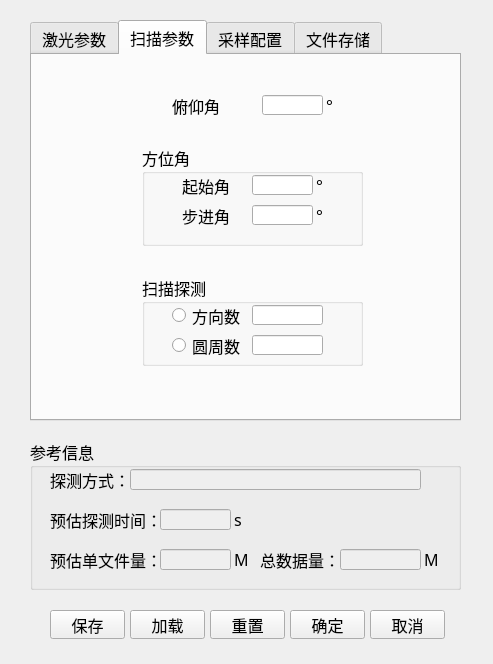
Qt form paradialog.ui (GitYuanZi/Coherent_wind) before a commit.
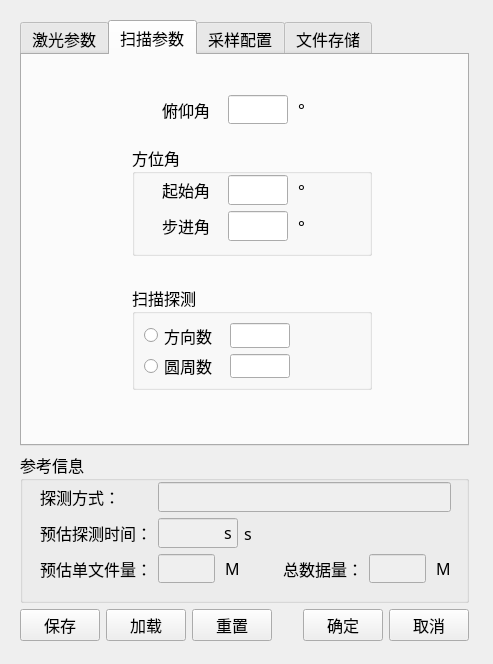
The same form after that commit. The open tabs and pages were chosen to show the change. Icons and pictures are not drawn.

Commit message: 在参数设置对话框，添加了一些弹簧。对齐了一些控件

Diff of the .ui file:
```diff
--- a/paradialog.ui
+++ b/paradialog.ui
@@ -41,14 +41,29 @@
   <property name="modal">
    <bool>false</bool>
   </property>
+  <widget class="QWidget" name="layoutWidget">
+   <property name="geometry">
+    <rect>
+     <x>20</x>
+     <y>20</y>
+     <width>449</width>
+     <height>621</height>
+    </rect>
+   </property>
+   <layout class="QVBoxLayout" name="verticalLayout">
+    <property name="leftMargin">
+     <number>0</number>
+    </property>
+    <property name="rightMargin">
+     <number>0</number>
+    </property>
+    <item>
   <widget class="QTabWidget" name="tabWidget">
-   <property name="geometry">
-    <rect>
-     <x>30</x>
-     <y>20</y>
-     <width>431</width>
+      <property name="minimumSize">
+       <size>
+        <width>0</width>
      <height>401</height>
-    </rect>
+       </size>
    </property>
    <property name="font">
     <font>
@@ -215,188 +230,445 @@
     <attribute name="title">
      <string>扫描参数</string>
     </attribute>
-    <widget class="QLabel" name="label_6">
-     <property name="geometry">
-      <rect>
-       <x>140</x>
-       <y>40</y>
-       <width>51</width>
-       <height>21</height>
-      </rect>
-     </property>
-     <property name="text">
-      <string>俯仰角</string>
-     </property>
-    </widget>
-    <widget class="QLineEdit" name="lineEdit_elevationAngle">
-     <property name="geometry">
-      <rect>
-       <x>230</x>
-       <y>40</y>
-       <width>61</width>
-       <height>20</height>
-      </rect>
-     </property>
-    </widget>
-    <widget class="QLabel" name="label_21">
-     <property name="geometry">
-      <rect>
-       <x>290</x>
-       <y>40</y>
-       <width>21</width>
-       <height>21</height>
-      </rect>
-     </property>
-     <property name="text">
-      <string> °</string>
-     </property>
-    </widget>
     <widget class="QGroupBox" name="groupBox">
      <property name="geometry">
       <rect>
        <x>110</x>
        <y>90</y>
-       <width>221</width>
-       <height>101</height>
-      </rect>
-     </property>
+          <width>240</width>
+          <height>111</height>
+         </rect>
+        </property>
+        <property name="sizePolicy">
+         <sizepolicy hsizetype="Minimum" vsizetype="Preferred">
+          <horstretch>0</horstretch>
+          <verstretch>0</verstretch>
+         </sizepolicy>
+        </property>
+        <property name="minimumSize">
+         <size>
+          <width>240</width>
+          <height>0</height>
+         </size>
+        </property>
      <property name="title">
       <string>方位角</string>
      </property>
+        <widget class="QWidget" name="layoutWidget">
+         <property name="geometry">
+          <rect>
+           <x>30</x>
+           <y>30</y>
+           <width>201</width>
+           <height>66</height>
+          </rect>
+         </property>
+         <layout class="QVBoxLayout" name="verticalLayout_3">
+          <item>
+           <layout class="QHBoxLayout" name="horizontalLayout_6">
+            <item>
+             <widget class="QLabel" name="label_20">
+              <property name="sizePolicy">
+               <sizepolicy hsizetype="Maximum" vsizetype="Preferred">
+                <horstretch>0</horstretch>
+                <verstretch>0</verstretch>
+               </sizepolicy>
+              </property>
+              <property name="minimumSize">
+               <size>
+                <width>60</width>
+                <height>0</height>
+               </size>
+              </property>
+              <property name="maximumSize">
+               <size>
+                <width>80</width>
+                <height>16777215</height>
+               </size>
+              </property>
+              <property name="text">
+               <string>起始角</string>
+              </property>
+             </widget>
+            </item>
+            <item>
+             <widget class="QLineEdit" name="lineEdit_start_azAngle">
+              <property name="sizePolicy">
+               <sizepolicy hsizetype="Maximum" vsizetype="Fixed">
+                <horstretch>0</horstretch>
+                <verstretch>0</verstretch>
+               </sizepolicy>
+              </property>
+              <property name="minimumSize">
+               <size>
+                <width>40</width>
+                <height>0</height>
+               </size>
+              </property>
+              <property name="maximumSize">
+               <size>
+                <width>60</width>
+                <height>16777215</height>
+               </size>
+              </property>
+             </widget>
+            </item>
+            <item>
+             <widget class="QLabel" name="label_34">
+              <property name="sizePolicy">
+               <sizepolicy hsizetype="Maximum" vsizetype="Preferred">
+                <horstretch>0</horstretch>
+                <verstretch>0</verstretch>
+               </sizepolicy>
+              </property>
+              <property name="maximumSize">
+               <size>
+                <width>15</width>
+                <height>16777215</height>
+               </size>
+              </property>
+              <property name="text">
+               <string> °</string>
+              </property>
+             </widget>
+            </item>
+            <item>
+             <spacer name="horizontalSpacer_4">
+              <property name="orientation">
+               <enum>Qt::Horizontal</enum>
+              </property>
+              <property name="sizeHint" stdset="0">
+               <size>
+                <width>40</width>
+                <height>20</height>
+               </size>
+              </property>
+             </spacer>
+            </item>
+           </layout>
+          </item>
+          <item>
+           <layout class="QHBoxLayout" name="horizontalLayout_7">
+            <item>
      <widget class="QLabel" name="label_33">
-      <property name="geometry">
-       <rect>
-        <x>40</x>
-        <y>60</y>
-        <width>51</width>
-        <height>21</height>
-       </rect>
+              <property name="sizePolicy">
+               <sizepolicy hsizetype="Maximum" vsizetype="Preferred">
+                <horstretch>0</horstretch>
+                <verstretch>0</verstretch>
+               </sizepolicy>
+              </property>
+              <property name="minimumSize">
+               <size>
+                <width>60</width>
+                <height>0</height>
+               </size>
+              </property>
+              <property name="maximumSize">
+               <size>
+                <width>80</width>
+                <height>16777215</height>
+               </size>
       </property>
       <property name="text">
        <string>步进角</string>
       </property>
      </widget>
-     <widget class="QLabel" name="label_34">
-      <property name="geometry">
-       <rect>
-        <x>170</x>
-        <y>30</y>
-        <width>21</width>
-        <height>21</height>
-       </rect>
-      </property>
-      <property name="text">
-       <string> °</string>
-      </property>
-     </widget>
+            </item>
+            <item>
      <widget class="QLineEdit" name="lineEdit_step_azAngle">
-      <property name="geometry">
-       <rect>
-        <x>110</x>
-        <y>60</y>
-        <width>61</width>
-        <height>20</height>
-       </rect>
-      </property>
-     </widget>
-     <widget class="QLabel" name="label_20">
-      <property name="geometry">
-       <rect>
-        <x>40</x>
-        <y>30</y>
-        <width>51</width>
-        <height>21</height>
-       </rect>
-      </property>
-      <property name="text">
-       <string>起始角</string>
-      </property>
-     </widget>
+              <property name="sizePolicy">
+               <sizepolicy hsizetype="Maximum" vsizetype="Fixed">
+                <horstretch>0</horstretch>
+                <verstretch>0</verstretch>
+               </sizepolicy>
+              </property>
+              <property name="minimumSize">
+               <size>
+                <width>40</width>
+                <height>0</height>
+               </size>
+              </property>
+              <property name="maximumSize">
+               <size>
+                <width>60</width>
+                <height>16777215</height>
+               </size>
+              </property>
+             </widget>
+            </item>
+            <item>
      <widget class="QLabel" name="label_26">
-      <property name="geometry">
-       <rect>
-        <x>170</x>
-        <y>60</y>
-        <width>21</width>
-        <height>21</height>
-       </rect>
+              <property name="sizePolicy">
+               <sizepolicy hsizetype="Maximum" vsizetype="Preferred">
+                <horstretch>0</horstretch>
+                <verstretch>0</verstretch>
+               </sizepolicy>
+              </property>
+              <property name="maximumSize">
+               <size>
+                <width>15</width>
+                <height>16777215</height>
+               </size>
       </property>
       <property name="text">
        <string> °</string>
       </property>
      </widget>
-     <widget class="QLineEdit" name="lineEdit_start_azAngle">
-      <property name="geometry">
-       <rect>
-        <x>110</x>
-        <y>30</y>
-        <width>61</width>
+            </item>
+            <item>
+             <spacer name="horizontalSpacer_5">
+              <property name="orientation">
+               <enum>Qt::Horizontal</enum>
+              </property>
+              <property name="sizeHint" stdset="0">
+               <size>
+                <width>40</width>
         <height>20</height>
-       </rect>
-      </property>
+               </size>
+              </property>
+             </spacer>
+            </item>
+           </layout>
+          </item>
+         </layout>
      </widget>
     </widget>
     <widget class="QGroupBox" name="groupBox_2">
      <property name="geometry">
       <rect>
        <x>110</x>
-       <y>220</y>
-       <width>221</width>
-       <height>91</height>
-      </rect>
-     </property>
+          <y>230</y>
+          <width>240</width>
+          <height>105</height>
+         </rect>
+        </property>
+        <property name="sizePolicy">
+         <sizepolicy hsizetype="Minimum" vsizetype="Preferred">
+          <horstretch>0</horstretch>
+          <verstretch>0</verstretch>
+         </sizepolicy>
+        </property>
+        <property name="minimumSize">
+         <size>
+          <width>240</width>
+          <height>0</height>
+         </size>
+        </property>
      <property name="title">
       <string>扫描探测</string>
      </property>
-     <widget class="QLineEdit" name="lineEdit_circleNum">
-      <property name="enabled">
-       <bool>true</bool>
-      </property>
-      <property name="geometry">
-       <rect>
-        <x>110</x>
-        <y>60</y>
-        <width>71</width>
-        <height>20</height>
-       </rect>
-      </property>
-     </widget>
-     <widget class="QLineEdit" name="lineEdit_angleNum">
-      <property name="geometry">
-       <rect>
-        <x>110</x>
-        <y>30</y>
-        <width>71</width>
-        <height>20</height>
-       </rect>
-      </property>
-     </widget>
+        <layout class="QVBoxLayout" name="verticalLayout_4">
+         <item>
+          <layout class="QHBoxLayout" name="horizontalLayout_8">
+           <item>
      <widget class="QRadioButton" name="radioButton_anglekey">
-      <property name="geometry">
-       <rect>
-        <x>30</x>
-        <y>30</y>
-        <width>71</width>
-        <height>21</height>
-       </rect>
+             <property name="sizePolicy">
+              <sizepolicy hsizetype="Maximum" vsizetype="Fixed">
+               <horstretch>0</horstretch>
+               <verstretch>0</verstretch>
+              </sizepolicy>
+             </property>
+             <property name="minimumSize">
+              <size>
+               <width>80</width>
+               <height>0</height>
+              </size>
+             </property>
+             <property name="maximumSize">
+              <size>
+               <width>90</width>
+               <height>16777215</height>
+              </size>
       </property>
       <property name="text">
        <string>方向数</string>
       </property>
      </widget>
+           </item>
+           <item>
+            <widget class="QLineEdit" name="lineEdit_angleNum">
+             <property name="sizePolicy">
+              <sizepolicy hsizetype="Maximum" vsizetype="Fixed">
+               <horstretch>0</horstretch>
+               <verstretch>0</verstretch>
+              </sizepolicy>
+             </property>
+             <property name="maximumSize">
+              <size>
+               <width>60</width>
+               <height>16777215</height>
+              </size>
+             </property>
+            </widget>
+           </item>
+           <item>
+            <spacer name="horizontalSpacer_8">
+             <property name="orientation">
+              <enum>Qt::Horizontal</enum>
+             </property>
+             <property name="sizeHint" stdset="0">
+              <size>
+               <width>40</width>
+               <height>20</height>
+              </size>
+             </property>
+            </spacer>
+           </item>
+          </layout>
+         </item>
+         <item>
+          <layout class="QHBoxLayout" name="horizontalLayout_9">
+           <item>
      <widget class="QRadioButton" name="radioButton_circlekey">
-      <property name="geometry">
-       <rect>
-        <x>30</x>
-        <y>60</y>
-        <width>71</width>
-        <height>21</height>
-       </rect>
+             <property name="sizePolicy">
+              <sizepolicy hsizetype="Maximum" vsizetype="Fixed">
+               <horstretch>0</horstretch>
+               <verstretch>0</verstretch>
+              </sizepolicy>
+             </property>
+             <property name="minimumSize">
+              <size>
+               <width>80</width>
+               <height>0</height>
+              </size>
+             </property>
+             <property name="maximumSize">
+              <size>
+               <width>90</width>
+               <height>16777215</height>
+              </size>
       </property>
       <property name="text">
        <string>圆周数</string>
       </property>
      </widget>
+           </item>
+           <item>
+            <widget class="QLineEdit" name="lineEdit_circleNum">
+             <property name="enabled">
+              <bool>true</bool>
+             </property>
+             <property name="sizePolicy">
+              <sizepolicy hsizetype="Maximum" vsizetype="Fixed">
+               <horstretch>0</horstretch>
+               <verstretch>0</verstretch>
+              </sizepolicy>
+             </property>
+             <property name="maximumSize">
+              <size>
+               <width>60</width>
+               <height>16777215</height>
+              </size>
+             </property>
+            </widget>
+           </item>
+           <item>
+            <spacer name="horizontalSpacer_9">
+             <property name="orientation">
+              <enum>Qt::Horizontal</enum>
+             </property>
+             <property name="sizeHint" stdset="0">
+              <size>
+               <width>40</width>
+               <height>20</height>
+              </size>
+             </property>
+            </spacer>
+           </item>
+          </layout>
+         </item>
+        </layout>
+       </widget>
+       <widget class="QWidget" name="layoutWidget">
+        <property name="geometry">
+         <rect>
+          <x>140</x>
+          <y>40</y>
+          <width>201</width>
+          <height>29</height>
+         </rect>
+        </property>
+        <layout class="QHBoxLayout" name="horizontalLayout_5">
+         <item>
+          <widget class="QLabel" name="label_6">
+           <property name="sizePolicy">
+            <sizepolicy hsizetype="Maximum" vsizetype="Preferred">
+             <horstretch>0</horstretch>
+             <verstretch>0</verstretch>
+            </sizepolicy>
+           </property>
+           <property name="minimumSize">
+            <size>
+             <width>60</width>
+             <height>0</height>
+            </size>
+           </property>
+           <property name="maximumSize">
+            <size>
+             <width>80</width>
+             <height>16777215</height>
+            </size>
+           </property>
+           <property name="text">
+            <string>俯仰角</string>
+           </property>
+          </widget>
+         </item>
+         <item>
+          <widget class="QLineEdit" name="lineEdit_elevationAngle">
+           <property name="sizePolicy">
+            <sizepolicy hsizetype="Maximum" vsizetype="Fixed">
+             <horstretch>0</horstretch>
+             <verstretch>0</verstretch>
+            </sizepolicy>
+           </property>
+           <property name="minimumSize">
+            <size>
+             <width>40</width>
+             <height>0</height>
+            </size>
+           </property>
+           <property name="maximumSize">
+            <size>
+             <width>60</width>
+             <height>16777215</height>
+            </size>
+           </property>
+          </widget>
+         </item>
+         <item>
+          <widget class="QLabel" name="label_21">
+           <property name="sizePolicy">
+            <sizepolicy hsizetype="Maximum" vsizetype="Preferred">
+             <horstretch>0</horstretch>
+             <verstretch>0</verstretch>
+            </sizepolicy>
+           </property>
+           <property name="maximumSize">
+            <size>
+             <width>15</width>
+             <height>16777215</height>
+            </size>
+           </property>
+           <property name="text">
+            <string> °</string>
+           </property>
+          </widget>
+         </item>
+         <item>
+          <spacer name="horizontalSpacer_6">
+           <property name="orientation">
+            <enum>Qt::Horizontal</enum>
+           </property>
+           <property name="sizeHint" stdset="0">
+            <size>
+             <width>40</width>
+             <height>20</height>
+            </size>
+           </property>
+          </spacer>
+         </item>
+        </layout>
     </widget>
    </widget>
    <widget class="QWidget" name="tab_3">
@@ -967,14 +1239,14 @@
     </widget>
    </widget>
   </widget>
+    </item>
+    <item>
   <widget class="QGroupBox" name="groupBox_7">
-   <property name="geometry">
-    <rect>
-     <x>30</x>
-     <y>439</y>
-     <width>431</width>
+      <property name="minimumSize">
+       <size>
+        <width>0</width>
      <height>151</height>
-    </rect>
+       </size>
    </property>
    <property name="font">
     <font>
@@ -985,93 +1257,44 @@
    <property name="title">
     <string>参考信息</string>
    </property>
-   <widget class="QLabel" name="label_42">
+      <widget class="QLabel" name="label_22">
     <property name="geometry">
      <rect>
-      <x>20</x>
-      <y>110</y>
-      <width>111</width>
-      <height>21</height>
-     </rect>
-    </property>
-    <property name="font">
-     <font>
-      <family>微软雅黑</family>
-      <pointsize>12</pointsize>
-      <weight>50</weight>
-      <bold>false</bold>
-     </font>
-    </property>
-    <property name="text">
-     <string>预估单文件量：</string>
-    </property>
-   </widget>
-   <widget class="QLabel" name="label_43">
-    <property name="geometry">
-     <rect>
-      <x>230</x>
-      <y>110</y>
-      <width>81</width>
-      <height>21</height>
-     </rect>
-    </property>
-    <property name="font">
-     <font>
-      <family>微软雅黑</family>
-      <pointsize>12</pointsize>
-      <weight>50</weight>
-      <bold>false</bold>
-     </font>
-    </property>
-    <property name="text">
-     <string>总数据量：</string>
-    </property>
-   </widget>
-   <widget class="QLabel" name="label_41">
-    <property name="geometry">
-     <rect>
-      <x>20</x>
+         <x>200</x>
       <y>70</y>
-      <width>111</width>
+         <width>21</width>
       <height>21</height>
      </rect>
     </property>
-    <property name="font">
-     <font>
-      <family>微软雅黑</family>
-      <pointsize>12</pointsize>
-      <weight>50</weight>
-      <bold>false</bold>
-     </font>
-    </property>
     <property name="text">
-     <string>预估探测时间：</string>
-    </property>
-   </widget>
-   <widget class="QLineEdit" name="lineEdit_totalsize">
-    <property name="enabled">
-     <bool>false</bool>
-    </property>
+        <string> s</string>
+       </property>
+      </widget>
+      <widget class="QWidget" name="layoutWidget">
     <property name="geometry">
      <rect>
-      <x>310</x>
-      <y>110</y>
-      <width>81</width>
-      <height>21</height>
-     </rect>
-    </property>
-    <property name="text">
-     <string/>
-    </property>
-   </widget>
+         <x>20</x>
+         <y>30</y>
+         <width>411</width>
+         <height>101</height>
+        </rect>
+       </property>
+       <layout class="QVBoxLayout" name="verticalLayout_2">
+        <item>
+         <layout class="QHBoxLayout" name="horizontalLayout_2">
+          <item>
    <widget class="QLabel" name="label_40">
-    <property name="geometry">
-     <rect>
-      <x>20</x>
-      <y>30</y>
-      <width>81</width>
-      <height>21</height>
-     </rect>
+            <property name="sizePolicy">
+             <sizepolicy hsizetype="Minimum" vsizetype="Preferred">
+              <horstretch>0</horstretch>
+              <verstretch>0</verstretch>
+             </sizepolicy>
+            </property>
+            <property name="minimumSize">
+             <size>
+              <width>112</width>
+              <height>0</height>
+             </size>
     </property>
     <property name="font">
      <font>
@@ -1085,56 +1308,12 @@
      <string>探测方式：</string>
     </property>
    </widget>
-   <widget class="QLineEdit" name="lineEdit_sglfilesize">
-    <property name="enabled">
-     <bool>false</bool>
-    </property>
-    <property name="geometry">
-     <rect>
-      <x>130</x>
-      <y>110</y>
-      <width>71</width>
-      <height>21</height>
-     </rect>
-    </property>
-    <property name="contextMenuPolicy">
-     <enum>Qt::PreventContextMenu</enum>
-    </property>
-    <property name="text">
-     <string/>
-    </property>
-    <property name="readOnly">
-     <bool>false</bool>
-    </property>
-   </widget>
-   <widget class="QLineEdit" name="lineEdit_totalTime">
-    <property name="enabled">
-     <bool>false</bool>
-    </property>
-    <property name="geometry">
-     <rect>
-      <x>130</x>
-      <y>70</y>
-      <width>71</width>
-      <height>21</height>
-     </rect>
-    </property>
-    <property name="text">
-     <string/>
-    </property>
-   </widget>
+          </item>
+          <item>
    <widget class="QLineEdit" name="lineEdit_detectDir">
     <property name="enabled">
      <bool>false</bool>
     </property>
-    <property name="geometry">
-     <rect>
-      <x>100</x>
-      <y>30</y>
-      <width>291</width>
-      <height>21</height>
-     </rect>
-    </property>
     <property name="focusPolicy">
      <enum>Qt::StrongFocus</enum>
     </property>
@@ -1148,97 +1327,258 @@
      <bool>true</bool>
     </property>
    </widget>
+          </item>
+         </layout>
+        </item>
+        <item>
+         <layout class="QHBoxLayout" name="horizontalLayout_3">
+          <item>
+           <widget class="QLabel" name="label_41">
+            <property name="sizePolicy">
+             <sizepolicy hsizetype="Minimum" vsizetype="Preferred">
+              <horstretch>0</horstretch>
+              <verstretch>0</verstretch>
+             </sizepolicy>
+            </property>
+            <property name="minimumSize">
+             <size>
+              <width>112</width>
+              <height>0</height>
+             </size>
+            </property>
+            <property name="font">
+             <font>
+              <family>微软雅黑</family>
+              <pointsize>12</pointsize>
+              <weight>50</weight>
+              <bold>false</bold>
+             </font>
+            </property>
+            <property name="text">
+             <string>预估探测时间：</string>
+            </property>
+           </widget>
+          </item>
+          <item>
+           <widget class="QLineEdit" name="lineEdit_totalTime">
+            <property name="enabled">
+             <bool>false</bool>
+            </property>
+            <property name="maximumSize">
+             <size>
+              <width>80</width>
+              <height>16777215</height>
+             </size>
+            </property>
+            <property name="text">
+             <string/>
+            </property>
+           </widget>
+          </item>
+          <item>
+           <widget class="QLabel" name="label_8">
+            <property name="sizePolicy">
+             <sizepolicy hsizetype="Maximum" vsizetype="Preferred">
+              <horstretch>0</horstretch>
+              <verstretch>0</verstretch>
+             </sizepolicy>
+            </property>
+            <property name="text">
+             <string>s</string>
+            </property>
+           </widget>
+          </item>
+          <item>
+           <spacer name="horizontalSpacer_3">
+            <property name="orientation">
+             <enum>Qt::Horizontal</enum>
+            </property>
+            <property name="sizeHint" stdset="0">
+             <size>
+              <width>40</width>
+              <height>20</height>
+             </size>
+            </property>
+           </spacer>
+          </item>
+         </layout>
+        </item>
+        <item>
+         <layout class="QHBoxLayout" name="horizontalLayout_4">
+          <item>
+           <widget class="QLabel" name="label_42">
+            <property name="sizePolicy">
+             <sizepolicy hsizetype="Minimum" vsizetype="Preferred">
+              <horstretch>0</horstretch>
+              <verstretch>0</verstretch>
+             </sizepolicy>
+            </property>
+            <property name="minimumSize">
+             <size>
+              <width>112</width>
+              <height>0</height>
+             </size>
+            </property>
+            <property name="maximumSize">
+             <size>
+              <width>120</width>
+              <height>16777215</height>
+             </size>
+            </property>
+            <property name="font">
+             <font>
+              <family>微软雅黑</family>
+              <pointsize>12</pointsize>
+              <weight>50</weight>
+              <bold>false</bold>
+             </font>
+            </property>
+            <property name="text">
+             <string>预估单文件量：</string>
+            </property>
+           </widget>
+          </item>
+          <item>
+           <widget class="QLineEdit" name="lineEdit_sglfilesize">
+            <property name="enabled">
+             <bool>false</bool>
+            </property>
+            <property name="sizePolicy">
+             <sizepolicy hsizetype="Maximum" vsizetype="Fixed">
+              <horstretch>0</horstretch>
+              <verstretch>0</verstretch>
+             </sizepolicy>
+            </property>
+            <property name="minimumSize">
+             <size>
+              <width>0</width>
+              <height>0</height>
+             </size>
+            </property>
+            <property name="maximumSize">
+             <size>
+              <width>60</width>
+              <height>16777215</height>
+             </size>
+            </property>
+            <property name="contextMenuPolicy">
+             <enum>Qt::PreventContextMenu</enum>
+            </property>
+            <property name="text">
+             <string/>
+            </property>
+            <property name="readOnly">
+             <bool>false</bool>
+            </property>
+           </widget>
+          </item>
+          <item>
    <widget class="QLabel" name="label_7">
-    <property name="geometry">
-     <rect>
-      <x>200</x>
-      <y>110</y>
-      <width>21</width>
-      <height>21</height>
-     </rect>
+            <property name="sizePolicy">
+             <sizepolicy hsizetype="Maximum" vsizetype="Preferred">
+              <horstretch>0</horstretch>
+              <verstretch>0</verstretch>
+             </sizepolicy>
     </property>
     <property name="text">
      <string> M</string>
     </property>
    </widget>
+          </item>
+          <item>
+           <spacer name="horizontalSpacer_2">
+            <property name="orientation">
+             <enum>Qt::Horizontal</enum>
+            </property>
+            <property name="sizeHint" stdset="0">
+             <size>
+              <width>40</width>
+              <height>20</height>
+             </size>
+            </property>
+           </spacer>
+          </item>
+          <item>
+           <widget class="QLabel" name="label_43">
+            <property name="sizePolicy">
+             <sizepolicy hsizetype="Maximum" vsizetype="Preferred">
+              <horstretch>0</horstretch>
+              <verstretch>0</verstretch>
+             </sizepolicy>
+            </property>
+            <property name="maximumSize">
+             <size>
+              <width>80</width>
+              <height>16777215</height>
+             </size>
+            </property>
+            <property name="font">
+             <font>
+              <family>微软雅黑</family>
+              <pointsize>12</pointsize>
+              <weight>50</weight>
+              <bold>false</bold>
+             </font>
+            </property>
+            <property name="text">
+             <string>总数据量：</string>
+            </property>
+           </widget>
+          </item>
+          <item>
+           <widget class="QLineEdit" name="lineEdit_totalsize">
+            <property name="enabled">
+             <bool>false</bool>
+            </property>
+            <property name="sizePolicy">
+             <sizepolicy hsizetype="Maximum" vsizetype="Fixed">
+              <horstretch>0</horstretch>
+              <verstretch>0</verstretch>
+             </sizepolicy>
+            </property>
+            <property name="minimumSize">
+             <size>
+              <width>0</width>
+              <height>0</height>
+             </size>
+            </property>
+            <property name="maximumSize">
+             <size>
+              <width>60</width>
+              <height>16777215</height>
+             </size>
+            </property>
+            <property name="text">
+             <string/>
+            </property>
+           </widget>
+          </item>
+          <item>
    <widget class="QLabel" name="label_13">
-    <property name="geometry">
-     <rect>
-      <x>390</x>
-      <y>110</y>
-      <width>21</width>
-      <height>21</height>
-     </rect>
+            <property name="sizePolicy">
+             <sizepolicy hsizetype="Maximum" vsizetype="Preferred">
+              <horstretch>0</horstretch>
+              <verstretch>0</verstretch>
+             </sizepolicy>
     </property>
     <property name="text">
      <string> M</string>
     </property>
    </widget>
-   <widget class="QLabel" name="label_22">
-    <property name="geometry">
-     <rect>
-      <x>200</x>
-      <y>70</y>
-      <width>21</width>
-      <height>21</height>
-     </rect>
-    </property>
-    <property name="text">
-     <string> s</string>
-    </property>
-   </widget>
-  </widget>
-  <widget class="QPushButton" name="pushButton_sure">
-   <property name="geometry">
-    <rect>
-     <x>290</x>
-     <y>610</y>
-     <width>75</width>
-     <height>29</height>
-    </rect>
-   </property>
-   <property name="font">
-    <font>
-     <family>微软雅黑</family>
-     <pointsize>12</pointsize>
-     <weight>50</weight>
-     <bold>false</bold>
-    </font>
-   </property>
-   <property name="text">
-    <string>确定</string>
-   </property>
-  </widget>
-  <widget class="QPushButton" name="pushButton_cancel">
-   <property name="geometry">
-    <rect>
-     <x>370</x>
-     <y>610</y>
-     <width>75</width>
-     <height>29</height>
-    </rect>
-   </property>
-   <property name="font">
-    <font>
-     <family>微软雅黑</family>
-     <pointsize>12</pointsize>
-     <weight>50</weight>
-     <bold>false</bold>
-    </font>
-   </property>
-   <property name="text">
-    <string>取消</string>
-   </property>
-  </widget>
+          </item>
+         </layout>
+        </item>
+       </layout>
+      </widget>
+      <zorder>label_22</zorder>
+      <zorder>layoutWidget</zorder>
+      <zorder>tabWidget</zorder>
+     </widget>
+    </item>
+    <item>
+     <layout class="QHBoxLayout" name="horizontalLayout">
+      <item>
   <widget class="QPushButton" name="pushButton_save">
-   <property name="geometry">
-    <rect>
-     <x>50</x>
-     <y>610</y>
-     <width>75</width>
-     <height>29</height>
-    </rect>
-   </property>
    <property name="font">
     <font>
      <family>微软雅黑</family>
@@ -1251,15 +1591,9 @@
     <string>保存</string>
    </property>
   </widget>
+      </item>
+      <item>
   <widget class="QPushButton" name="pushButton_load">
-   <property name="geometry">
-    <rect>
-     <x>130</x>
-     <y>610</y>
-     <width>75</width>
-     <height>29</height>
-    </rect>
-   </property>
    <property name="font">
     <font>
      <family>微软雅黑</family>
@@ -1272,15 +1606,9 @@
     <string>加载</string>
    </property>
   </widget>
+      </item>
+      <item>
   <widget class="QPushButton" name="pushButton_reset">
-   <property name="geometry">
-    <rect>
-     <x>210</x>
-     <y>610</y>
-     <width>75</width>
-     <height>29</height>
-    </rect>
-   </property>
    <property name="font">
     <font>
      <family>微软雅黑</family>
@@ -1292,6 +1620,54 @@
    <property name="text">
     <string>重置</string>
    </property>
+       </widget>
+      </item>
+      <item>
+       <spacer name="horizontalSpacer">
+        <property name="orientation">
+         <enum>Qt::Horizontal</enum>
+        </property>
+        <property name="sizeHint" stdset="0">
+         <size>
+          <width>40</width>
+          <height>20</height>
+         </size>
+        </property>
+       </spacer>
+      </item>
+      <item>
+       <widget class="QPushButton" name="pushButton_sure">
+        <property name="font">
+         <font>
+          <family>微软雅黑</family>
+          <pointsize>12</pointsize>
+          <weight>50</weight>
+          <bold>false</bold>
+         </font>
+        </property>
+        <property name="text">
+         <string>确定</string>
+        </property>
+       </widget>
+      </item>
+      <item>
+       <widget class="QPushButton" name="pushButton_cancel">
+        <property name="font">
+         <font>
+          <family>微软雅黑</family>
+          <pointsize>12</pointsize>
+          <weight>50</weight>
+          <bold>false</bold>
+         </font>
+        </property>
+        <property name="text">
+         <string>取消</string>
+        </property>
+       </widget>
+      </item>
+     </layout>
+    </item>
+   </layout>
   </widget>
  </widget>
  <resources>
```
Left out of the diff: 2 changed lines with no effect on the pictures. Lines whose indentation alone changed are shown as unchanged. The commit also changes 1 other file.
